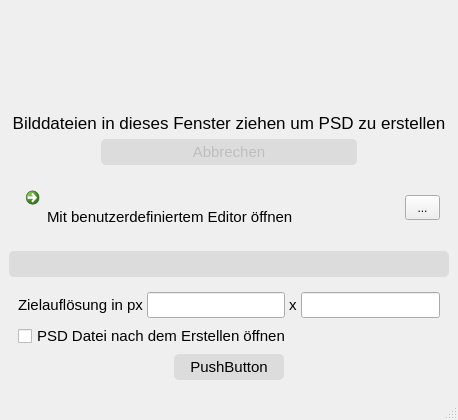
Old version of the form ui/tieflader.ui in the repository tappi287/tieflader.
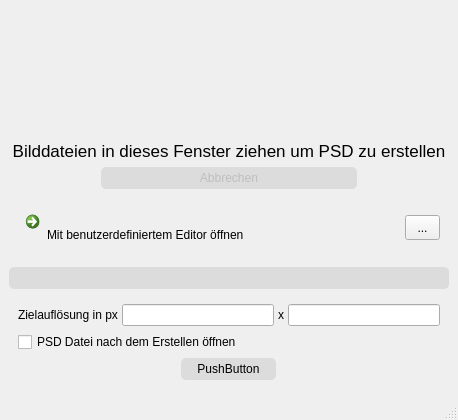
New version of the form. Icons and pictures are not drawn.

Commit message: add default font to gui resource to avoid missing fonts on some systems

What changed in the file:
```diff
--- a/ui/tieflader.ui
+++ b/ui/tieflader.ui
@@ -18,8 +18,7 @@
     <normaloff>:/main/res/tieflader_icon.png</normaloff>:/main/res/tieflader_icon.png</iconset>
   </property>
   <property name="styleSheet">
-   <string notr="true">QLabel, QPushButton, QCheckBox, QLineEdit {font-family: &quot;Segoe UI&quot;, &quot;Helvetica&quot;, &quot;Helvetica Neue&quot;; font-size: 15px;}
-QPushButton {background: rgb(220, 220, 220); border-radius: 5px; padding: 4px 16px;}
+   <string notr="true">QPushButton {background: rgb(220, 220, 220); border-radius: 5px; padding: 4px 16px;}
 QPushButton::hover {background: rgb(36, 104, 83);}
 QCommandLinkButton {background: none;}
 QCommandLinkButton::hover {background: rgb(210, 210, 210);}</string>
```
The commit also changes 6 other files.
